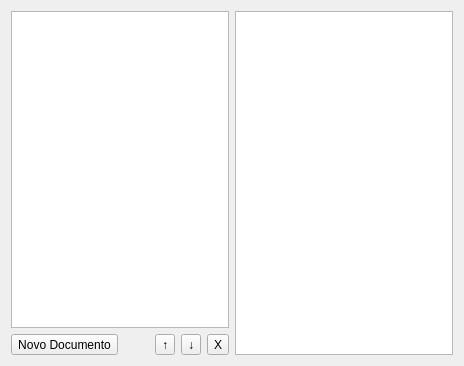
First picture: the form in views/UI/ProjectView.ui, repository fbarden/ProjectManager, before the edit.
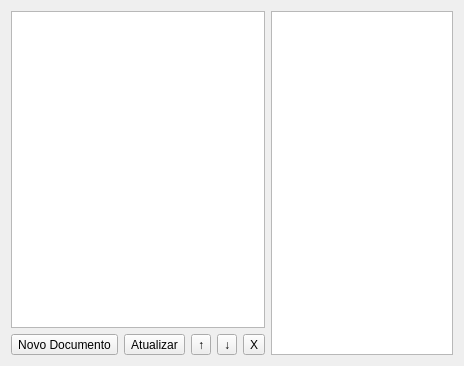
Second picture: the form after the edit.

The edit to the form file:
```diff
--- a/views/UI/ProjectView.ui
+++ b/views/UI/ProjectView.ui
@@ -28,6 +28,13 @@
          </property>
         </widget>
        </item>
+       <item>
+        <widget class="QToolButton" name="updateButton">
+         <property name="text">
+          <string>Atualizar</string>
+         </property>
+        </widget>
+       </item>
        <item>
         <spacer name="horizontalSpacer">
          <property name="orientation">
```
